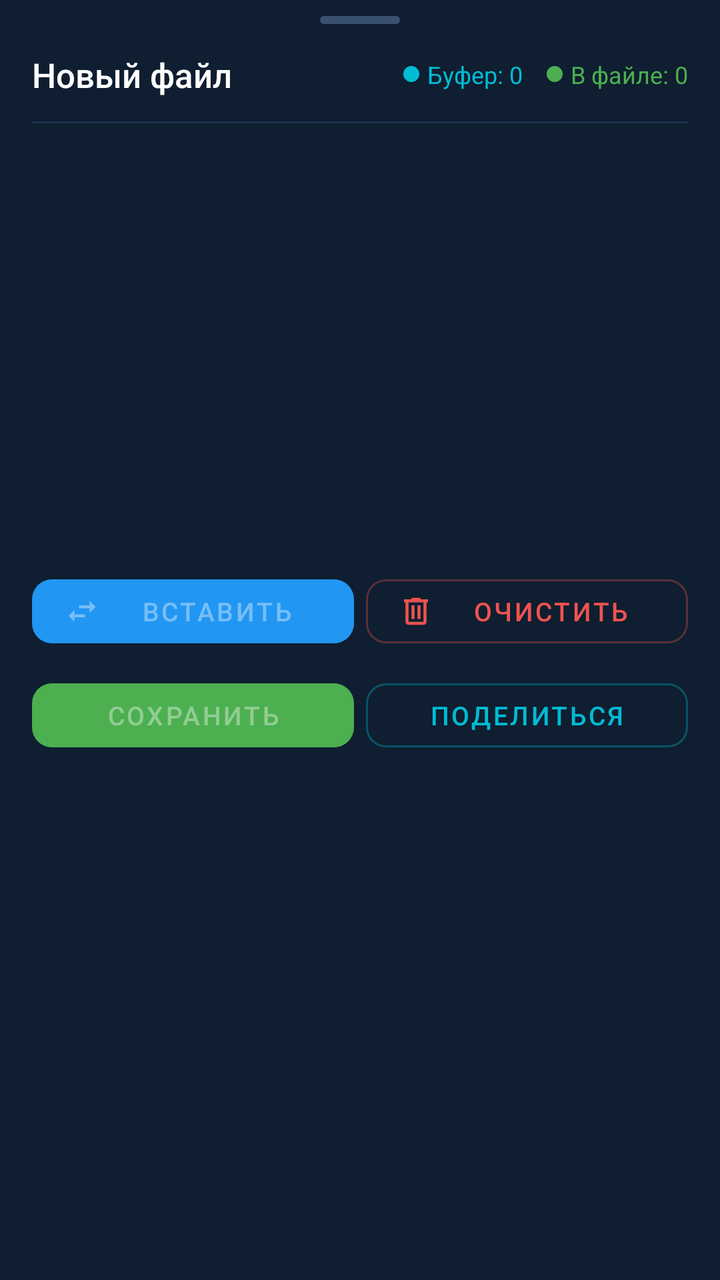
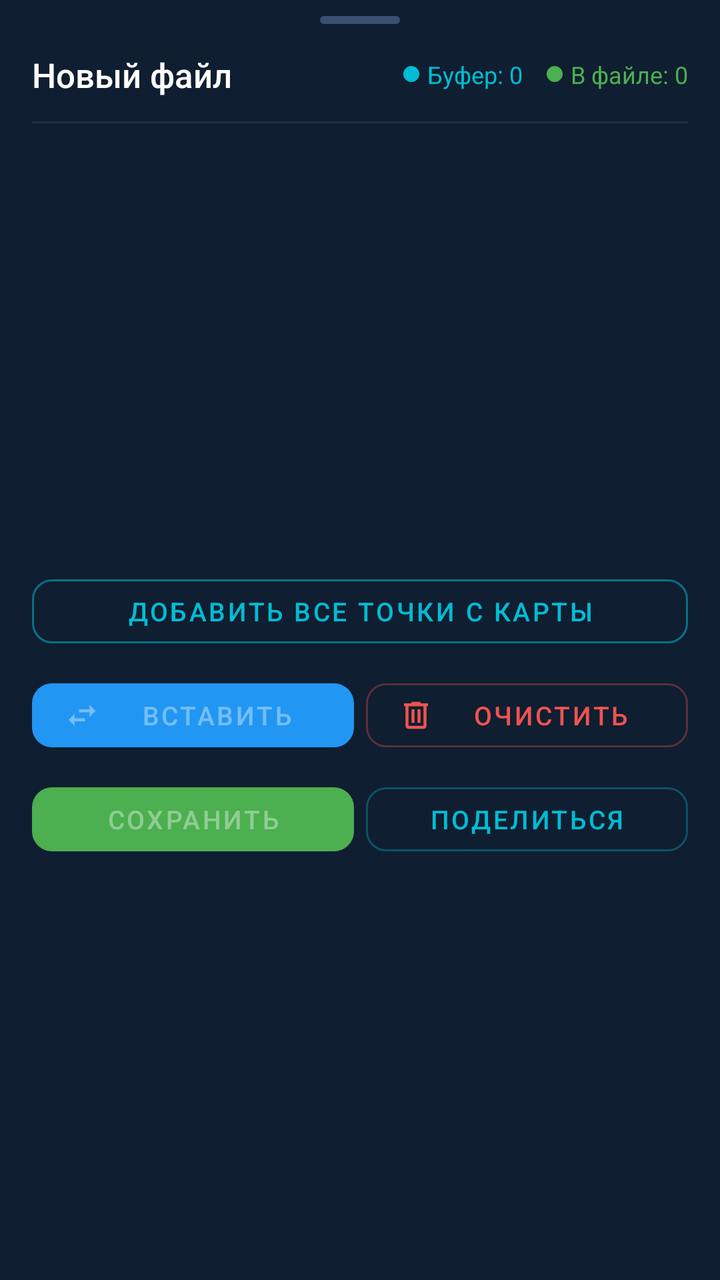

Compare the two renders of this Android layout. The source of the first and the diff that turns it into the second are given below.
<!-- AndroidManifest.xml: application theme Theme.CoordScanner -->
<!-- res/layout/fragment_new_file.xml -->
<?xml version="1.0" encoding="utf-8"?>
<LinearLayout
    xmlns:android="http://schemas.android.com/apk/res/android"
    xmlns:app="http://schemas.android.com/apk/res-auto"
    android:layout_width="match_parent"
    android:layout_height="wrap_content"
    android:orientation="vertical"
    android:paddingHorizontal="16dp"
    android:paddingTop="8dp"
    android:paddingBottom="20dp"
    android:background="@color/navy_surface">

    
    <View
        android:layout_width="40dp"
        android:layout_height="4dp"
        android:layout_gravity="center_horizontal"
        android:layout_marginBottom="14dp"
        android:background="@drawable/pill_handle" />

    
    <LinearLayout
        android:layout_width="match_parent"
        android:layout_height="wrap_content"
        android:orientation="horizontal"
        android:gravity="center_vertical"
        android:layout_marginBottom="12dp">

        <TextView
            android:layout_width="0dp"
            android:layout_height="wrap_content"
            android:layout_weight="1"
            android:text="Новый файл"
            android:textColor="@color/text_primary"
            android:textSize="17sp"
            android:fontFamily="sans-serif-medium" />

        <LinearLayout
            android:layout_width="wrap_content"
            android:layout_height="wrap_content"
            android:orientation="horizontal"
            android:gravity="center_vertical">

            <View
                android:layout_width="8dp"
                android:layout_height="8dp"
                android:background="@drawable/color_circle"
                android:backgroundTint="@color/accent"
                android:layout_marginEnd="4dp" />

            <TextView
                android:id="@+id/tvBuffer"
                android:layout_width="wrap_content"
                android:layout_height="wrap_content"
                android:text="Буфер: 0"
                android:textColor="@color/accent"
                android:textSize="12sp"
                android:layout_marginEnd="12dp" />

            <View
                android:layout_width="8dp"
                android:layout_height="8dp"
                android:background="@drawable/color_circle"
                android:backgroundTint="@color/scanner_green"
                android:layout_marginEnd="4dp" />

            <TextView
                android:id="@+id/tvCount"
                android:layout_width="wrap_content"
                android:layout_height="wrap_content"
                android:text="В файле: 0"
                android:textColor="@color/scanner_green"
                android:textSize="12sp" />
        </LinearLayout>
    </LinearLayout>

    <View
        android:layout_width="match_parent"
        android:layout_height="1dp"
        android:background="@color/navy_stroke"
        android:layout_marginBottom="10dp" />

    
    <androidx.recyclerview.widget.RecyclerView
        android:id="@+id/rvPoints"
        android:layout_width="match_parent"
        android:layout_height="200dp"
        android:layout_marginBottom="12dp" />

    
    <LinearLayout
        android:layout_width="match_parent"
        android:layout_height="wrap_content"
        android:orientation="horizontal"
        android:layout_marginBottom="8dp">

        <com.google.android.material.button.MaterialButton
            android:id="@+id/btnPaste"
            android:layout_width="0dp"
            android:layout_height="44dp"
            android:layout_weight="1"
            android:layout_marginEnd="6dp"
            android:text="Вставить"
            android:textSize="13sp"
            android:enabled="false"
            app:icon="@drawable/ic_convert"
            app:iconSize="18dp"
            app:iconPadding="6dp"
            app:backgroundTint="@color/primary"
            app:cornerRadius="10dp" />

        <com.google.android.material.button.MaterialButton
            android:id="@+id/btnClear"
            style="@style/Widget.MaterialComponents.Button.OutlinedButton"
            android:layout_width="0dp"
            android:layout_height="44dp"
            android:layout_weight="1"
            android:text="Очистить"
            android:textSize="13sp"
            android:textColor="@color/red_delete"
            app:icon="@drawable/ic_trash"
            app:iconSize="18dp"
            app:iconPadding="6dp"
            app:iconTint="@color/red_delete"
            app:strokeColor="#55EF5350"
            app:cornerRadius="10dp" />
    </LinearLayout>

    
    <LinearLayout
        android:layout_width="match_parent"
        android:layout_height="wrap_content"
        android:orientation="horizontal">

        <com.google.android.material.button.MaterialButton
            android:id="@+id/btnSave"
            android:layout_width="0dp"
            android:layout_height="44dp"
            android:layout_weight="1"
            android:layout_marginEnd="6dp"
            android:text="Сохранить"
            android:textSize="13sp"
            android:enabled="false"
            app:backgroundTint="@color/scanner_green"
            app:cornerRadius="10dp" />

        <com.google.android.material.button.MaterialButton
            android:id="@+id/btnShare"
            style="@style/Widget.MaterialComponents.Button.OutlinedButton"
            android:layout_width="0dp"
            android:layout_height="44dp"
            android:layout_weight="1"
            android:text="Поделиться"
            android:textSize="13sp"
            android:textColor="@color/accent"
            android:enabled="false"
            app:strokeColor="#5500BCD4"
            app:cornerRadius="10dp" />
    </LinearLayout>

</LinearLayout>
<!-- resources referenced by this layout -->
<resources>
  <color name="accent">#00BCD4</color>
  <color name="navy_stroke">#1C3050</color>
  <color name="navy_surface">#0F1E30</color>
  <color name="primary">#2196F3</color>
  <color name="red_delete">#EF5350</color>
  <color name="scanner_green">#4CAF50</color>
  <color name="text_primary">#FFFFFF</color>
  <!-- drawable color_circle (drawable) -->
  <?xml version="1.0" encoding="utf-8"?>
  <shape xmlns:android="http://schemas.android.com/apk/res/android"
      android:shape="oval">
      <solid android:color="#FFFFFF" />
  </shape>
  <!-- drawable ic_convert (drawable) -->
  <?xml version="1.0" encoding="utf-8"?>
  <vector xmlns:android="http://schemas.android.com/apk/res/android"
      android:width="24dp"
      android:height="24dp"
      android:viewportWidth="24"
      android:viewportHeight="24">
      <path
          android:fillColor="@android:color/white"
          android:pathData="M21,9L17,5V8H10V10H17V13M7,11L3,15L7,19V16H14V14H7V11Z" />
  </vector>
  <!-- drawable ic_trash (drawable) -->
  <?xml version="1.0" encoding="utf-8"?>
  <vector xmlns:android="http://schemas.android.com/apk/res/android"
      android:width="24dp"
      android:height="24dp"
      android:viewportWidth="24"
      android:viewportHeight="24">
      <path
          android:fillColor="@android:color/white"
          android:pathData="M9,3V4H4V6H5V19A2,2 0 0,0 7,21H17A2,2 0 0,0 19,19V6H20V4H15V3H9M7,6H17V19H7V6M9,8V17H11V8H9M13,8V17H15V8H13Z" />
  </vector>
  <!-- drawable pill_handle (drawable) -->
  <?xml version="1.0" encoding="utf-8"?>
  <shape xmlns:android="http://schemas.android.com/apk/res/android"
      android:shape="rectangle">
      <corners android:radius="4dp" />
      <solid android:color="#3A5070" />
  </shape>
  <style name="Theme.CoordScanner" parent="Theme.MaterialComponents.DayNight.NoActionBar">
          <item name="colorPrimary">@color/primary</item>
          <item name="colorPrimaryVariant">@color/primary_dark</item>
          <item name="colorOnPrimary">@color/on_primary</item>
          <item name="colorSecondary">@color/accent</item>
          <item name="colorSecondaryVariant">@color/accent</item>
          <item name="colorOnSecondary">@color/white</item>
          <item name="android:statusBarColor">@color/navy_deep</item>
          <item name="android:navigationBarColor">@color/navy_deep</item>
          <item name="android:windowBackground">@color/navy_bg</item>
          <item name="materialCardViewStyle">@style/CardStyle</item>
          <item name="colorSurface">@color/navy_surface</item>
          <item name="colorOnSurface">@color/text_primary</item>
      </style>
  <color name="primary_dark">#1565C0</color>
  <color name="on_primary">#FFFFFF</color>
  <color name="white">#FFFFFF</color>
  <color name="navy_deep">#08111E</color>
  <color name="navy_bg">#0A1628</color>
  <style name="CardStyle" parent="Widget.MaterialComponents.CardView">
          <item name="cardElevation">2dp</item>
          <item name="cardCornerRadius">14dp</item>
          <item name="android:layout_marginBottom">6dp</item>
          <item name="cardBackgroundColor">@color/navy_card</item>
          <item name="strokeColor">@color/navy_stroke</item>
          <item name="strokeWidth">1dp</item>
      </style>
  <color name="navy_card">#111E30</color>
</resources>

<!-- the commit's change to res/layout/fragment_new_file.xml (unified diff, before → after) -->
@@ -88,6 +88,19 @@
         android:layout_marginBottom="12dp" />
 
     
+    <com.google.android.material.button.MaterialButton
+        android:id="@+id/btnAddAll"
+        style="@style/Widget.MaterialComponents.Button.OutlinedButton"
+        android:layout_width="match_parent"
+        android:layout_height="44dp"
+        android:layout_marginBottom="8dp"
+        android:text="Добавить все точки с карты"
+        android:textSize="13sp"
+        android:textColor="@color/accent"
+        app:strokeColor="#8800BCD4"
+        app:cornerRadius="10dp" />
+
+    
     <LinearLayout
         android:layout_width="match_parent"
         android:layout_height="wrap_content"
